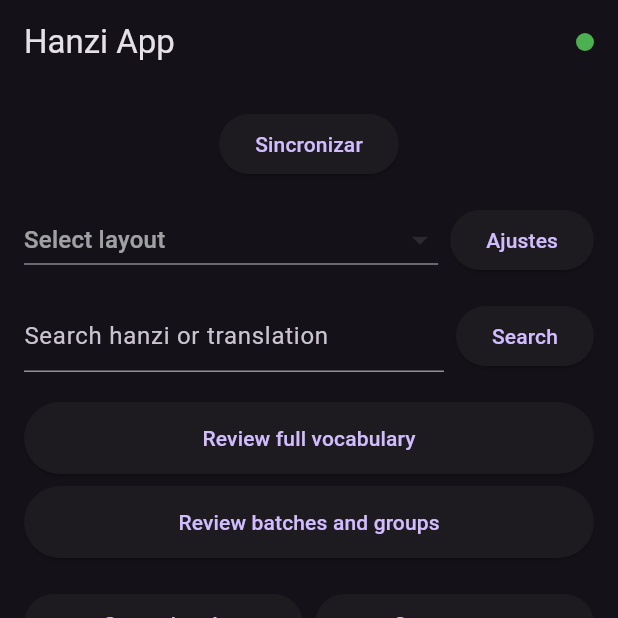
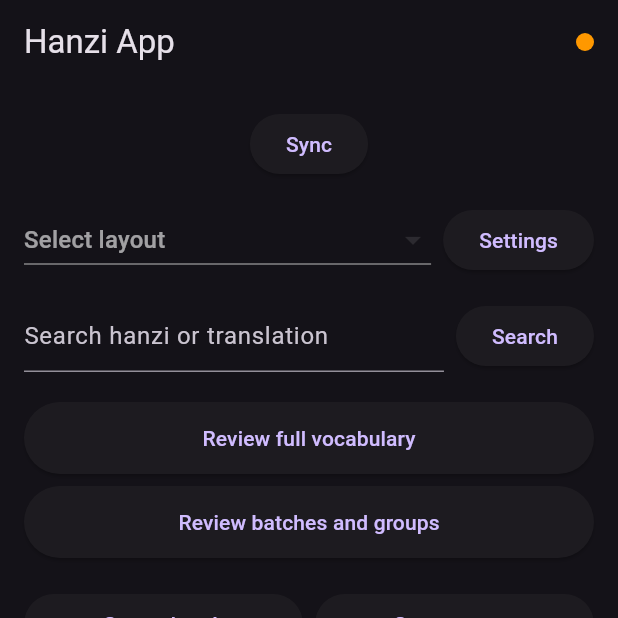
Before and after one commit to EnriqueMoran/hanziapp, a Flutter app: the screen it shows after launch, on a phone screen of 412 x 824 dp, the top half of it. Run offline on Flutter 3.47's test engine with Material 3 defaults, Android fonts, the phone set to English and light mode, and no system bars; our stand-ins replace audioplayers, connectivity_plus, reorderables, sqflite; missing offline and left inert: google_mlkit_digital_ink_recognition; accounts and stored records are empty; network calls fail.

Commit message:
Improve sync UX and connection handling

```diff
--- a/lib/offline/offline_service.dart
+++ b/lib/offline/offline_service.dart
@@ -1,24 +1,29 @@
 import 'dart:convert';
+import 'dart:io';
 
 import 'package:connectivity_plus/connectivity_plus.dart';
-import 'package:flutter/foundation.dart' show TargetPlatform, defaultTargetPlatform, kIsWeb;
+import 'package:flutter/foundation.dart'
+    show TargetPlatform, defaultTargetPlatform, kIsWeb;
+import 'package:http/http.dart' as http;
 import 'package:path/path.dart';
 import 'package:sqflite/sqflite.dart';
 
+import '../api/api_config.dart';
 import '../api/character_api.dart';
 
 class OfflineService {
   static Database? _db;
   static bool isOffline = false;
+  static late String _dbPath;
 
   static bool get isSupported =>
       !kIsWeb && defaultTargetPlatform == TargetPlatform.android;
 
   static Future<void> init() async {
     if (!isSupported) return;
-    final path = join(await getDatabasesPath(), 'hanzi.db');
+    _dbPath = join(await getDatabasesPath(), 'hanzi.db');
     _db = await openDatabase(
-      path,
+      _dbPath,
       version: 1,
       onCreate: (db, version) async {
         await db.execute('''
@@ -95,20 +100,29 @@ class OfflineService {
     await batch.commit(noResult: true);
   }
 
-  static Future<void> downloadAll() async {
-    if (!isSupported) return;
+  static Future<int> downloadAll() async {
+    if (!isSupported) return 0;
     final remote = await CharacterApi.fetchAll(forceRemote: true);
     await _saveCharacters(remote);
+    return await File(_dbPath).length();
   }
 
-  static Future<bool> hasConnection() async {
+  static Future<bool> hasConnection({Duration timeout = const Duration(seconds: 3)}) async {
     if (!isSupported) return false;
     final result = await Connectivity().checkConnectivity();
-    return result != ConnectivityResult.none;
+    if (result == ConnectivityResult.none) return false;
+    try {
+      final resp = await http
+          .get(Uri.parse('${ApiConfig.baseUrl}/ping'))
+          .timeout(timeout);
+      return resp.statusCode < 500;
+    } catch (_) {
+      return false;
+    }
   }
 
-  static Future<void> syncWithServer() async {
-    if (!isSupported) return;
+  static Future<int> syncWithServer() async {
+    if (!isSupported) return 0;
     final db = _db;
     if (db != null) {
       final ops = await db.query('pending_ops', orderBy: 'updated_at');
@@ -126,7 +140,7 @@ class OfflineService {
       }
       await db.delete('pending_ops');
     }
-    await downloadAll();
+    return await downloadAll();
   }
 
   static Future<void> queueOperation(String type, Character c) async {
--- a/lib/screens/home_screen.dart
+++ b/lib/screens/home_screen.dart
@@ -29,12 +29,15 @@ LayoutPreset? _findPresetByName(List<LayoutPreset> presets, String? name) {
   return null;
 }
 
+enum ConnectionStatus { unknown, online, offline }
+
 class _HomeScreenState extends State<HomeScreen> {
   final TextEditingController _searchController = TextEditingController();
   List<LayoutPreset> _presets = [];
   String? _selectedPreset;
   bool _loading = true;
-  bool _offline = false;
+  ConnectionStatus _status = ConnectionStatus.unknown;
+  String _statusMessage = '';
 
   @override
   void initState() {
@@ -43,13 +46,17 @@ class _HomeScreenState extends State<HomeScreen> {
   }
 
   Future<void> _startup() async {
+    setState(() {
+      _statusMessage = 'Loading presets...';
+    });
     await _loadPresets();
     if (OfflineService.isSupported) {
       await _sync(initial: true);
     } else {
       setState(() {
         _loading = false;
-        _offline = false;
+        _status = ConnectionStatus.online;
+        _statusMessage = '';
       });
     }
   }
@@ -155,7 +162,7 @@ class _HomeScreenState extends State<HomeScreen> {
               await _loadPresets();
             }
           },
-          child: const Text('Ajustes'),
+          child: const Text('Settings'),
         ),
       ],
     );
@@ -222,16 +229,47 @@ class _HomeScreenState extends State<HomeScreen> {
     if (!OfflineService.isSupported) return;
     setState(() {
       _loading = true;
+      _statusMessage = 'Checking server connection...';
     });
-    final hasConn = await OfflineService.hasConnection();
+    final hasConn =
+        await OfflineService.hasConnection(timeout: const Duration(seconds: 2));
     OfflineService.isOffline = !hasConn;
     if (hasConn) {
-      await OfflineService.syncWithServer();
+      setState(() {
+        _statusMessage = 'Synchronizing data...';
+      });
+      final bytes = await OfflineService.syncWithServer();
+      await _loadPresets();
+      if (mounted) {
+        ScaffoldMessenger.of(context).showSnackBar(
+          SnackBar(content: Text('Sync complete (${_formatBytes(bytes)})')),
+        );
+      }
+      setState(() {
+        _status = ConnectionStatus.online;
+      });
+    } else {
+      if (mounted) {
+        ScaffoldMessenger.of(context).showSnackBar(
+          const SnackBar(content: Text('No server connection. Offline mode.')),
+        );
+      }
+      setState(() {
+        _status = ConnectionStatus.offline;
+      });
     }
     setState(() {
       _loading = false;
-      _offline = !hasConn;
+      _statusMessage = '';
     });
+  }
+
+  String _formatBytes(int bytes) {
+    if (bytes < 1024) return '$bytes B';
+    final kb = bytes / 1024;
+    if (kb < 1024) return '${kb.toStringAsFixed(1)} KB';
+    final mb = kb / 1024;
+    return '${mb.toStringAsFixed(1)} MB';
   }
 
   @override
@@ -255,7 +293,11 @@ class _HomeScreenState extends State<HomeScreen> {
               height: 12,
               decoration: BoxDecoration(
                 shape: BoxShape.circle,
-                color: _offline ? Colors.orange : Colors.green,
+                color: _status == ConnectionStatus.online
+                    ? Colors.green
+                    : (_status == ConnectionStatus.offline
+                        ? Colors.orange
+                        : Colors.red),
               ),
             ),
           )
@@ -274,7 +316,7 @@ class _HomeScreenState extends State<HomeScreen> {
                     if (OfflineService.isSupported) ...[
                       ElevatedButton(
                         onPressed: () => _sync(),
-                        child: const Text('Sincronizar'),
+                        child: const Text('Sync'),
                       ),
                       const SizedBox(height: 16),
                     ],
@@ -304,7 +346,16 @@ class _HomeScreenState extends State<HomeScreen> {
                 ),
               ),
               if (_loading)
-                const Center(child: CircularProgressIndicator()),
+                Center(
+                  child: Column(
+                    mainAxisSize: MainAxisSize.min,
+                    children: [
+                      const CircularProgressIndicator(),
+                      const SizedBox(height: 16),
+                      Text(_statusMessage),
+                    ],
+                  ),
+                ),
             ],
           ),
         ),
```
